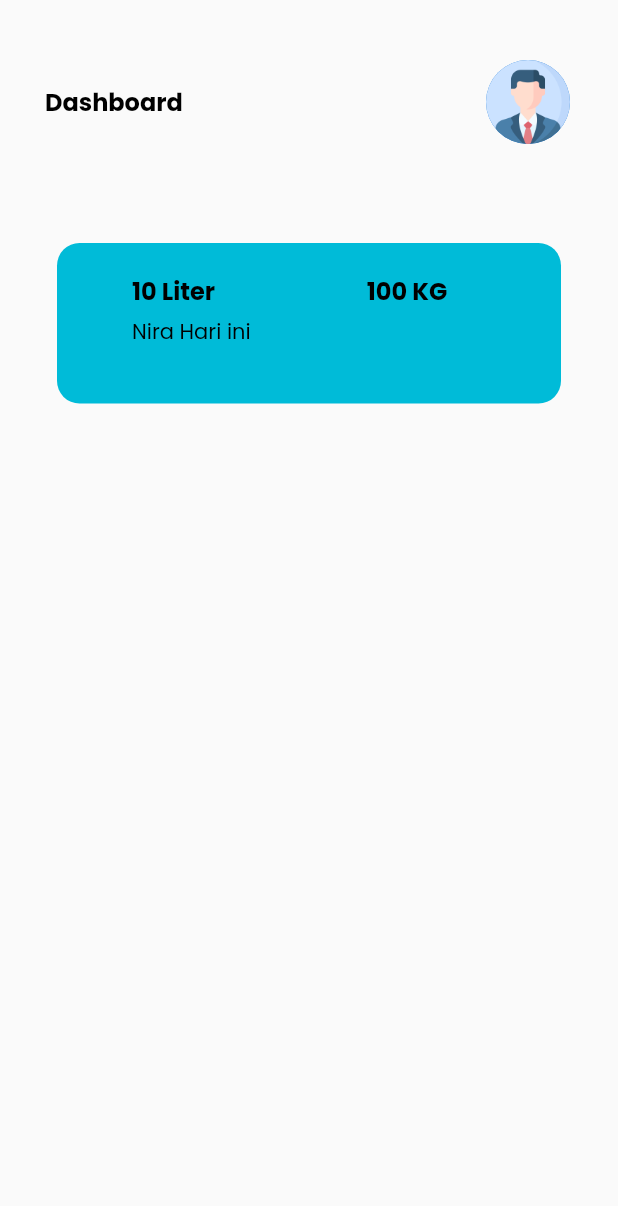
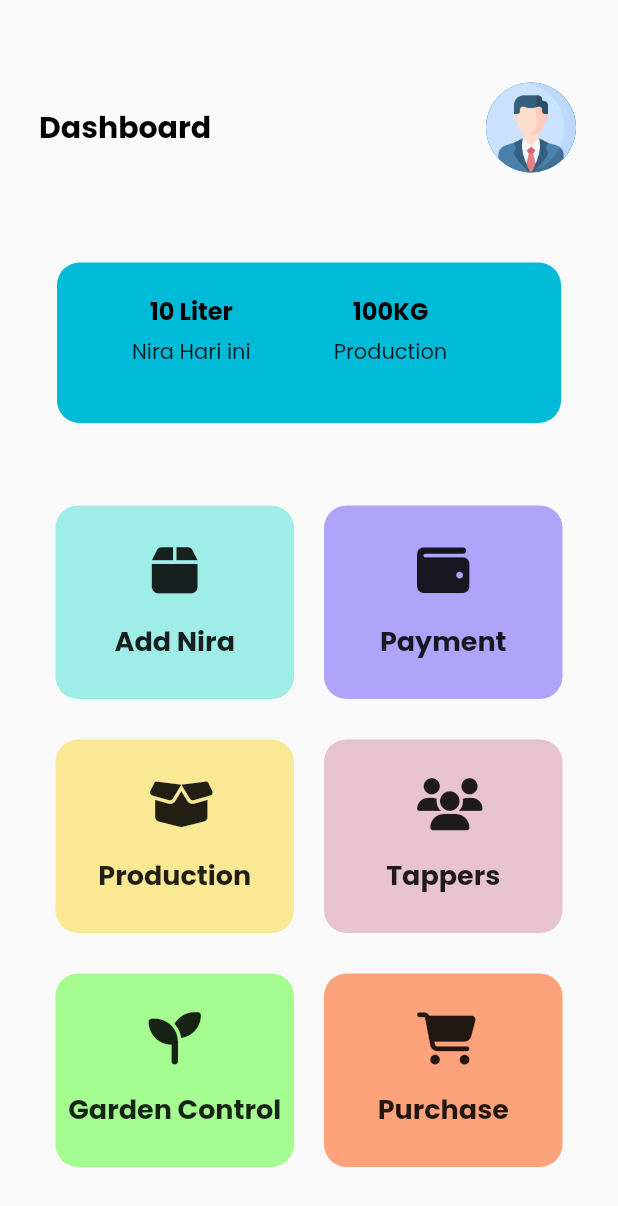
Before and after one commit to arcelzi/sabang, a Flutter app: the Dashboard screen opened directly, on a phone screen of 412 x 824 dp. Shown: the top 1206 px of the screen. Run offline on Flutter 3.47's test engine with Material 2 defaults, Android fonts, the phone set to English and light mode, and no system bars; our stand-ins replace font_awesome_flutter.

Commit message:
11/08/2023

```diff
--- a/lib/dashboard.dart
+++ /dev/null
@@ -1,98 +0,0 @@
-import 'package:flutter/material.dart';
-import 'package:flutter/services.dart';
-
-void main() {
-  SystemChrome.setSystemUIOverlayStyle(
-      const SystemUiOverlayStyle(statusBarColor: Colors.transparent));
-}
-
-class Dashboard extends StatelessWidget {
-  const Dashboard({super.key});
-  static String routeName = 'Dashboard';
-  final String FontPoppins = 'FontPoppins';
-  @override
-  Widget build(BuildContext context) {
-    return Scaffold(
-      body: ListView(
-        padding: EdgeInsets.zero,
-        children: [
-          Container(
-            decoration: BoxDecoration(color: Colors.transparent),
-            child: Column(
-              children: [
-                const SizedBox(
-                  height: 40,
-                ),
-                ListTile(
-                  contentPadding: EdgeInsets.symmetric(horizontal: 30),
-                  title: Text(
-                    'Dashboard',
-                    style: TextStyle(
-                        fontFamily: FontPoppins,
-                        color: Colors.black,
-                        fontWeight: FontWeight.bold),
-                  ),
-                  trailing: CircleAvatar(
-                    radius: 30,
-                    backgroundImage: AssetImage('assets/images/people.png'),
-                  ),
-                ),
-              ],
-            ),
-          ),
-          Container(
-            margin: EdgeInsets.only(top: 66),
-            child: Column(
-              children: [
-                Container(
-                  padding: EdgeInsets.only(left: 50, top: 20, right: 75.82,),
-
-                  margin: EdgeInsets.symmetric(horizontal: 20),
-                  height: 107,
-                  width: 336,
-                  decoration: BoxDecoration(
-                      color: Color(0xFF00BBD8),
-                      borderRadius: BorderRadius.circular(15)),
-                  child: Column(
-                    crossAxisAlignment: CrossAxisAlignment.start,
-                    children: [
-                      Row(
-                        mainAxisAlignment: MainAxisAlignment.spaceBetween,
-                        children: [
-                          Text(
-                            '10 Liter',
-                            style: TextStyle(
-                                fontFamily: FontPoppins,
-                                fontSize: 16,
-                                fontWeight: FontWeight.bold,
-                                color: Colors.black),
-                          ),
-                          Text(
-                            '100 KG',
-                            style: TextStyle(
-                                fontFamily: FontPoppins,
-                                fontSize: 16,
-                                fontWeight: FontWeight.bold,
-                                color: Colors.black),
-                          ),
-                        ],
-                      ),
-                      SizedBox(height: 5,),
-                      Text(
-                            "Nira Hari ini",
-                            style: TextStyle(
-                                fontFamily: FontPoppins,
-                                fontSize: 14,
-                                color: Colors.black),
-                      ),
-                    ],
-                  ),
-                ),
-              ],
-            ),
-          )
-        ],
-      ),
-    );
-  }
-}
--- a/lib/login.dart
+++ b/lib/login.dart
@@ -1,14 +1,14 @@
 import 'package:flutter/material.dart';
-import 'package:sabang/dashboard.dart';
+import 'package:sabang/view/dashboard.dart';
 
 class Login extends StatefulWidget {
-  static String routeName = 'Login';
   @override
   _LoginState createState() => _LoginState();
 }
 
 class _LoginState extends State<Login> {
   final String FontPoppins = 'FontPoppins';
+
 
   @override
   Widget build(BuildContext context) {
--- a/lib/view/dashboard.dart
+++ b/lib/view/dashboard.dart
@@ -1,6 +1,8 @@
 import 'package:flutter/material.dart';
 import 'package:flutter/services.dart';
 import 'package:font_awesome_flutter/font_awesome_flutter.dart';
+import 'package:sabang/menu/addnira.dart';
+import 'package:sabang/menu/payment.dart';
 
 void main() {
   SystemChrome.setSystemUIOverlayStyle(
@@ -8,11 +10,46 @@
 }
 
 class Dashboard extends StatefulWidget {
+  const Dashboard({super.key});
   @override
-  _Dashboard createState() => _Dashboard();
+  _DashboardState createState() => _DashboardState();
+
 }
+class _DashboardState extends State<Dashboard>{
+  final String FontPoppins = 'FontPoppins';
+    List menuList = [
+    {
+      "icon": FontAwesomeIcons.box,
+      "title": "Add Nira",
+      "color": Color(0xFF9EEDE6)
+    },
+    {
+      "icon": FontAwesomeIcons.wallet,
+      "title": "Payment",
+      "color": Color(0xFFAFA3FA)
+    },
+    {
+      "icon": FontAwesomeIcons.boxOpen,
+      "title": "Production",
+      "color": Color(0xFFFAE994)
+    },
+    {
+      "icon": FontAwesomeIcons.users,
+      "title": "Tappers",
+      "color": Color(0xFFE7C3D0)
+    },
+    {
+      "icon": FontAwesomeIcons.seedling,
+      "title": "Garden Control",
+      "color": Color(0xFFA5FC90)
+    },
+    {
+      "icon": FontAwesomeIcons.cartShopping,
+      "title": "Purchase",
+      "color": Color(0xFFFDA37C)
+    },
+  ];
 
-  final String FontPoppins = 'FontPoppins';
   @override
   Widget build(BuildContext context) {
     return Scaffold(
@@ -47,7 +84,7 @@
             ),
           ),
           Container(
-            margin: EdgeInsets.only(top: 66),
+            margin: EdgeInsets.only(top: 60),
             child: Column(
               children: [
                 Container(
@@ -117,36 +154,45 @@
           ),
           SingleChildScrollView(
             child: Container(
-              padding: const EdgeInsets.only(top: 90, left: 20, right: 20),
+              padding: const EdgeInsets.only(top: 55, left: 20, right: 20),
               child: Column(
                 children: [
                   LayoutBuilder(builder: (context, constraint) {
                     return Wrap(
                       spacing: 20,
                       runSpacing: 27,
-                      children: List.generate(6, (index) {
-                        return Container(
+                      children: List.generate(menuList.length, (index) {
+                        var item = menuList[index];
+                        return InkWell(
+                          onTap: (){
+                            if (index == 0)
+                            Navigator.push(context, MaterialPageRoute(builder: (context)=> AddNira()));
+                            if (index == 1)
+                            Navigator.push(context, MaterialPageRoute(builder: ((context) => Payment())));
+                          },
+                          child: Container(
                             height: 129.0,
                             width: 159.0,
                             decoration: BoxDecoration(
-                              color: Color(0xFF9EEDE6),
+                                color: item["color"],
                                 borderRadius: BorderRadius.circular(15)),
                             child: Column(
                               mainAxisAlignment: MainAxisAlignment.center,
                               children: [
                                 Icon(
-                                FontAwesomeIcons.box,
+                                  item["icon"],
                                   size: 35,
                                 ),
                                 SizedBox(height: 17,),
                                 Text(
-                                "BOX",
+                                  item["title"],
                                   style: TextStyle(
                                       fontFamily: FontPoppins,
-                                    fontSize: 20,
+                                      fontSize: 18,
                                       fontWeight: FontWeight.bold),
                                 ),
                               ],
+                            ),
                           ),
                         );
                       }),
--- a/pubspec.yaml
+++ b/pubspec.yaml
@@ -35,6 +35,8 @@
   # The following adds the Cupertino Icons font to your application.
   # Use with the CupertinoIcons class for iOS style icons.
   cupertino_icons: ^1.0.2
+  font_awesome_flutter: ^10.5.0
+
 
 dev_dependencies:
   flutter_test:
```
Also changed, not shown: lib/menu/addnira.dart (added, +212 -0 lines), lib/menu/payment.dart (added, +39 -0 lines), lib/route.dart (deleted, +0 -10 lines), lib/menu/gardencontrol.dart (added), lib/menu/production.dart (added), lib/menu/purchase.dart (added), lib/menu/tappers.dart (added), pubspec.lock. Lines whose indentation alone changed are shown as unchanged.
